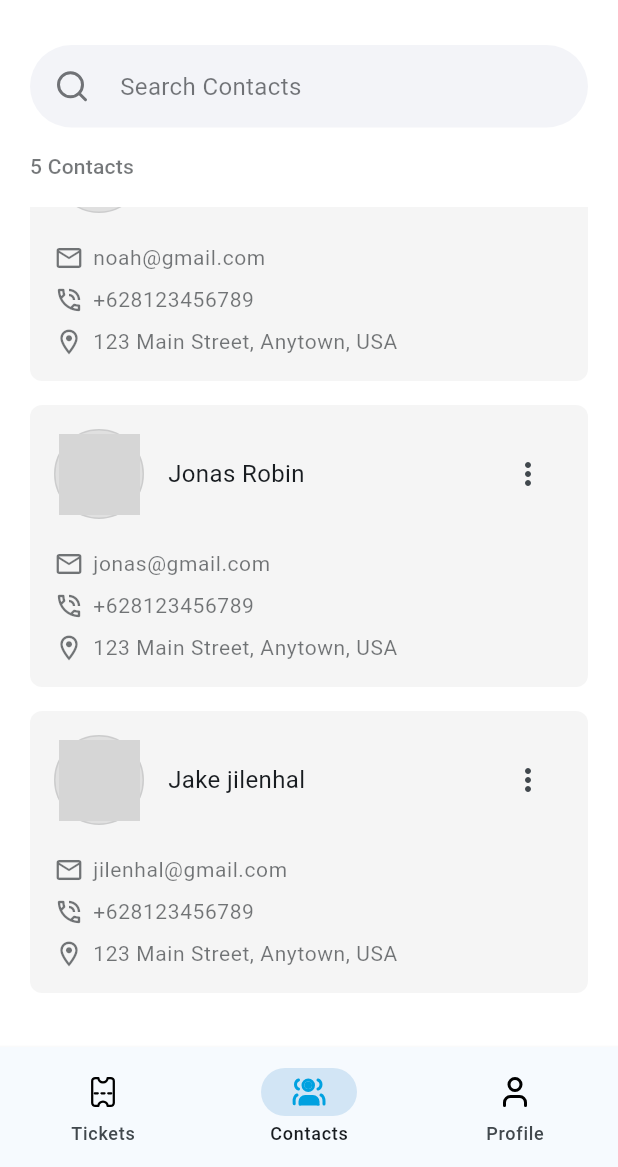
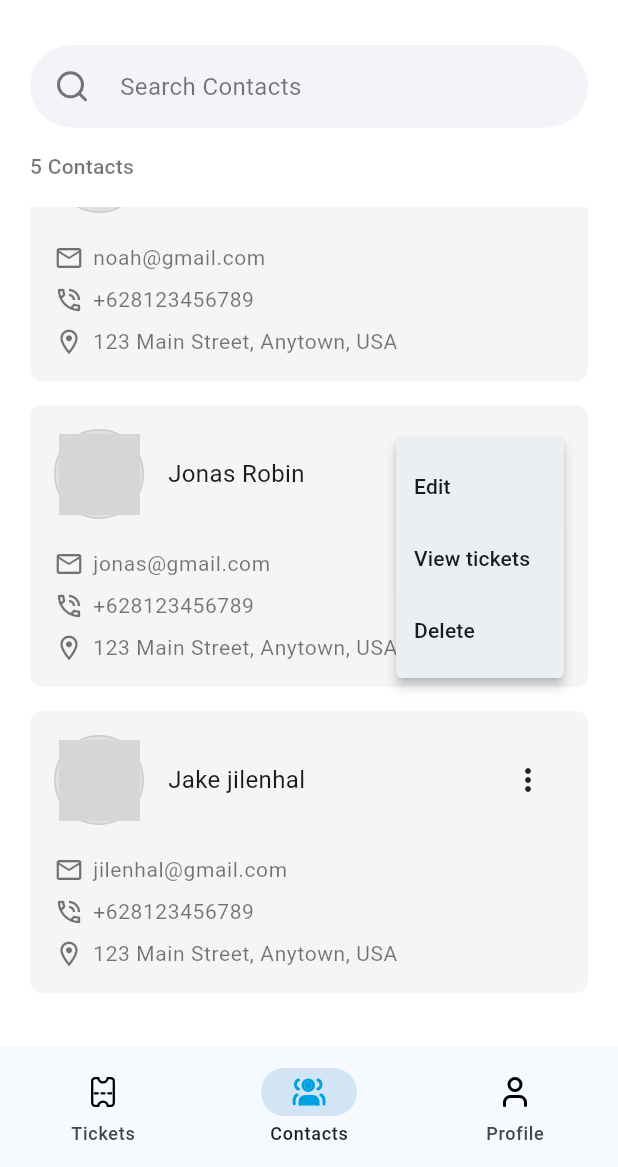
Before and after one commit to marufrobin/gain_solutions_task, a Flutter app: the screen it shows after launch, item 2 of the bottom bar chosen, scrolled down 480 dp, after a tap on the "more vert" icon, on a phone screen of 412 x 824 dp, the part 69-1236 px from its top. Run offline on Flutter 3.47's test engine with Material 3 defaults, Android fonts, the phone set to English and light mode, and no system bars; our stand-ins replace bloc, equatable, flutter_bloc, flutter_svg, go_router; network calls fail; grey boxes are pictures that could not be loaded.

Commit message:
feat: Enhance contacts and tickets screens with new UI elements
- Added PopupMenuButton to contacts_screen for contact actions.
- Implemented "Clear Filters" button in tickets_screen for active filters.

```diff
--- a/lib/features/contacts/presentation/contacts_screen.dart
+++ b/lib/features/contacts/presentation/contacts_screen.dart
@@ -197,7 +197,7 @@ class _ContactWidget extends StatelessWidget {
         mainAxisSize: MainAxisSize.min,
         spacing: 8,
         children: [
-          _userInfo(theme: theme, contact: contact),
+          _userInfo(theme: theme, contact: contact, context: context),
           const SizedBox(height: 4),
           Row(
             spacing: 6,
@@ -255,7 +255,11 @@ class _ContactWidget extends StatelessWidget {
     );
   }
 
-  Row _userInfo({required ThemeData theme, required ContactsModel? contact}) {
+  Row _userInfo({
+    required ThemeData theme,
+    required ContactsModel? contact,
+    required BuildContext context,
+  }) {
     return Row(
       spacing: 16,
       children: [
@@ -288,7 +292,17 @@ class _ContactWidget extends StatelessWidget {
           ),
         ),
         const Spacer(),
-        IconButton(onPressed: () {}, icon: Icon(Icons.more_vert_rounded)),
+        PopupMenuButton<String>(
+          icon: const Icon(Icons.more_vert_rounded),
+          onSelected: (value) {
+            log(name: "value", value.isEmpty.toString());
+          },
+          itemBuilder: (context) => [
+            const PopupMenuItem(value: 'edit', child: Text('Edit')),
+            const PopupMenuItem(value: 'view', child: Text('View tickets')),
+            const PopupMenuItem(value: 'delete', child: Text('Delete')),
+          ],
+        ),
       ],
     );
   }
--- a/lib/features/tickets/presentation/tickets_screen.dart
+++ b/lib/features/tickets/presentation/tickets_screen.dart
@@ -121,6 +121,21 @@ class _TicketsScreenState extends State<TicketsScreen> {
             color: theme.colorScheme.onSurface.withValues(alpha: 0.7),
           ),
         ),
+        const Spacer(),
+        if (state.hasActiveFilters)
+          InkWell(
+            onTap: () {
+              context.read<TicketsBloc>().add(ClearFilters());
+            },
+            child: Text(
+              "Clear Filters",
+              style: theme.textTheme.bodyMedium?.copyWith(
+                color: theme.colorScheme.onSurface,
+                fontWeight: FontWeight.w600,
+              ),
+            ),
+          ),
+        SizedBox(width: 16),
         InkWell(
           onTap: () {
             context.pushNamed(AppRoutesNames.filter);
```
